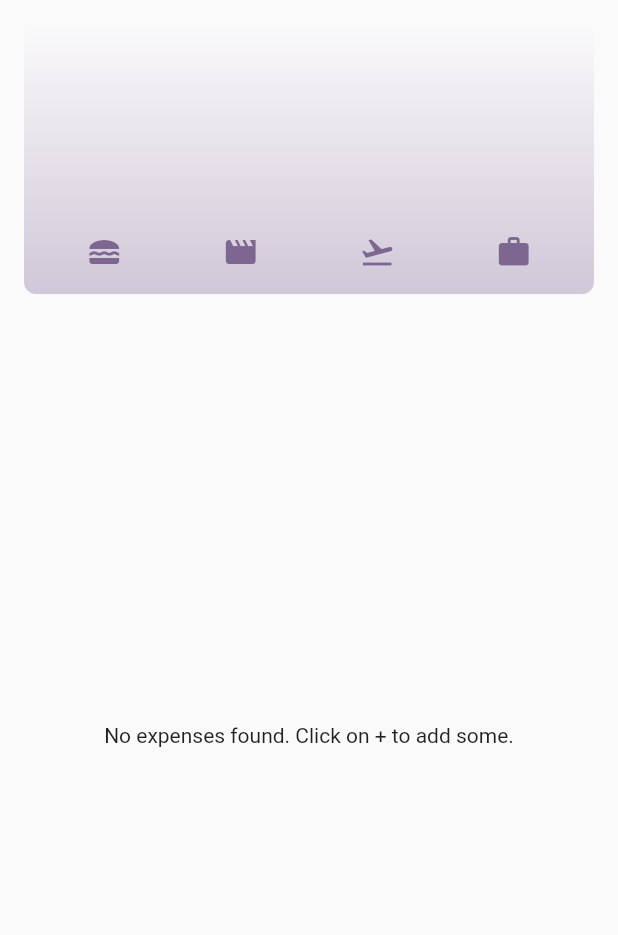
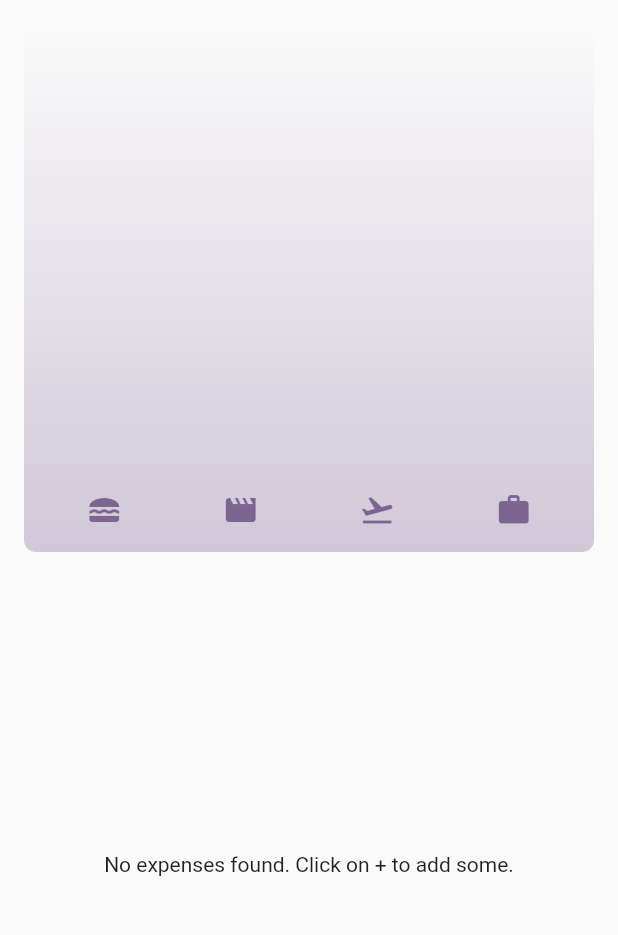
Before and after one commit to chiraag918/flutter_expense_tracker, a Flutter app: the screen it shows after launch, on a phone screen of 412 x 824 dp, the part 84-1019 px from its top. Run offline on Flutter 3.47's test engine with Material 2 defaults, Android fonts, the light colour scheme and no system bars; missing offline and left inert: dart:ffi.

Commit message:
Add media query for home page

```diff
--- a/lib/expenses.dart
+++ b/lib/expenses.dart
@@ -58,6 +58,8 @@ class _ExpensesState extends State<Expenses> {
 
   @override
   Widget build(context) {
+    final width = MediaQuery.of(context).size.width;
+
     return Scaffold(
       appBar: AppBar(
         title: const Text("Flutter Expense Tracker"),
@@ -68,9 +70,12 @@ class _ExpensesState extends State<Expenses> {
           ),
         ],
       ),
-      body: Column(
+      body: width < 600
+          ? Column(
               children: [
-          Chart(expenses: _registeredExpenses),
+                Expanded(
+                  child: Chart(expenses: _registeredExpenses),
+                ),
                 Expanded(
                   child: (_registeredExpenses.isNotEmpty)
                       ? ExpensesList(
@@ -78,8 +83,28 @@ class _ExpensesState extends State<Expenses> {
                           removeExpense: removeExpenses,
                         )
                       : const Center(
-                      child: Text("No expenses found. Click on + to add some."),
-                    )),
+                          child: Text(
+                              "No expenses found. Click on + to add some."),
+                        ),
+                ),
+              ],
+            )
+          : Row(
+              children: [
+                Expanded(
+                  child: Chart(expenses: _registeredExpenses),
+                ),
+                Expanded(
+                  child: (_registeredExpenses.isNotEmpty)
+                      ? ExpensesList(
+                          expensesList: _registeredExpenses,
+                          removeExpense: removeExpenses,
+                        )
+                      : const Center(
+                          child: Text(
+                              "No expenses found. Click on + to add some."),
+                        ),
+                ),
               ],
             ),
     );
--- a/lib/widgets/chart/chart.dart
+++ b/lib/widgets/chart/chart.dart
@@ -40,7 +40,7 @@ class Chart extends StatelessWidget {
         horizontal: 8,
       ),
       width: double.infinity,
-      height: 180,
+      height: double.infinity,
       decoration: BoxDecoration(
         borderRadius: BorderRadius.circular(8),
         gradient: LinearGradient(
--- a/lib/widgets/expenses/expenses_list.dart
+++ b/lib/widgets/expenses/expenses_list.dart
@@ -15,6 +15,7 @@ class ExpensesList extends StatelessWidget {
       itemCount: expensesList.length,
       itemBuilder: (ctx, index) => Dismissible(
           key: ValueKey(expensesList[index]),
+          direction: DismissDirection.startToEnd,
           onDismissed: (direction) {
             removeExpense(expensesList[index]);
           },
```
Also changed, not shown: lib/main.dart (+8 -0 lines). Lines whose indentation alone changed are shown as unchanged.
